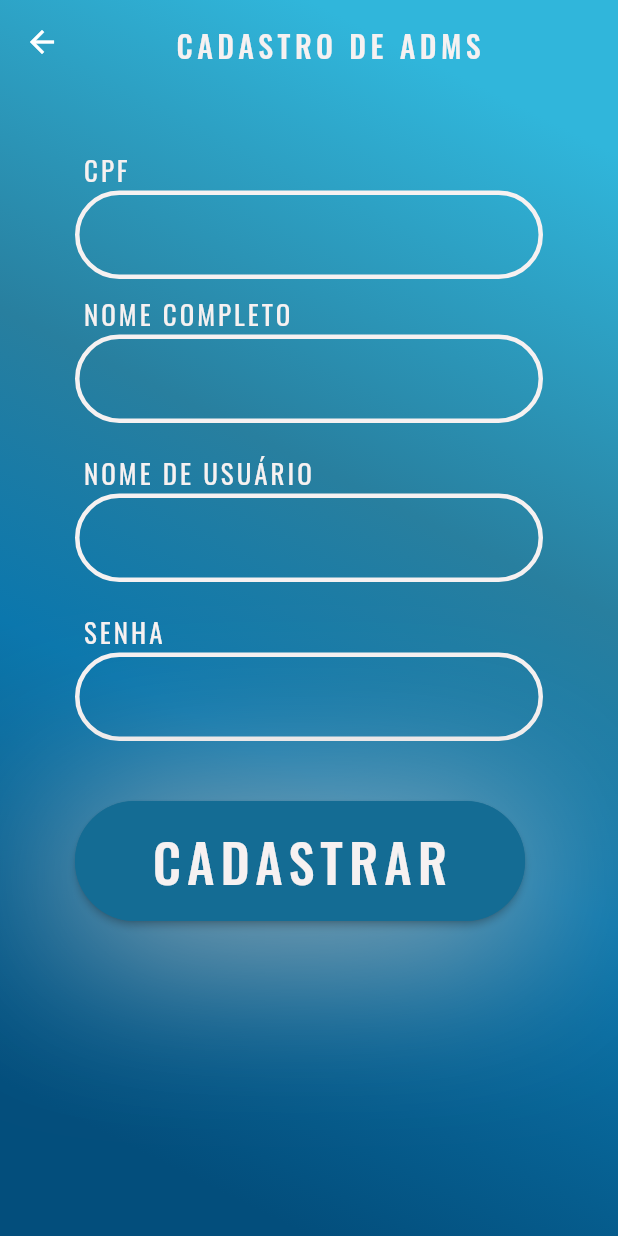
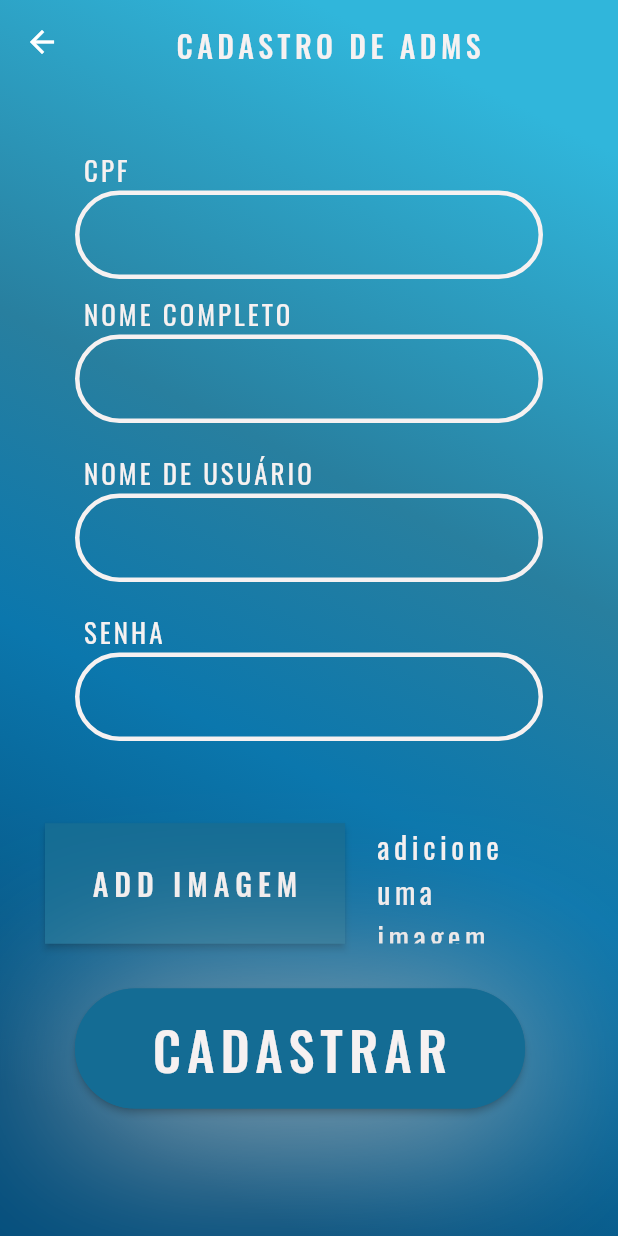
Before and after one commit to RafaelMendesDeveloper/Final_Project, a Flutter app: the SignUpAdminController screen opened by its route, on a phone screen of 412 x 824 dp. Run offline on Flutter 3.47's test engine with Material 2 defaults, Android fonts, the phone set to English and light mode, and no system bars; our stand-ins replace google_fonts, image_picker, shared_preferences, sqflite; accounts and stored records are empty.

```diff
--- a/projeto_final/analysis_options.yaml
+++ b/projeto_final/analysis_options.yaml
@@ -11,6 +11,9 @@ analyzer:
 # Include the rules for the old 'Effective Dart' over the 'Flutter Lints' style
 linter:
   rules:
+    - unawaited_futures
+    - discarded_futures
+    - unnecessary_await_in_return
     - prefer_single_quotes
     - camel_case_types
     - camel_case_extensions
--- a/projeto_final/lib/controller/list_dealerships.dart
+++ b/projeto_final/lib/controller/list_dealerships.dart
@@ -7,6 +7,7 @@ import '../model/database.dart';
 
 class DealershipListProvider with ChangeNotifier {
   DealershipListProvider({required Dealership? dealership}) {
+    // ignore: discarded_futures
     load();
   }
 
@@ -92,7 +93,7 @@ class DealershipListProvider with ChangeNotifier {
   Future<void> delete(int? id) async {
     final database = await getDatabase();
 
-    database.delete(
+    await database.delete(
       'dealership',
       where: 'id = ?',
       whereArgs: [id],
--- a/projeto_final/lib/controller/login_admin.dart
+++ b/projeto_final/lib/controller/login_admin.dart
@@ -1,10 +1,11 @@
 import 'package:flutter/material.dart';
+import 'package:image_picker/image_picker.dart';
 import '../../entities/admin.dart';
 import '../model/database.dart';
 
-
 class AdminProvider with ChangeNotifier {
   AdminProvider() {
+    // ignore: discarded_futures
     load();
   }
   final controller = AdminController();
@@ -13,7 +14,7 @@ class AdminProvider with ChangeNotifier {
   final _controllerAdminUserName = TextEditingController();
   final _controllerAdminName = TextEditingController();
   final _controllerPassword = TextEditingController();
-  final _controllerPhoto = TextEditingController();
+  String? _controllerPhoto;
 
   final _listAdmin = <Admin>[];
   List<Admin> get listAdmin => _listAdmin;
@@ -22,7 +23,7 @@ class AdminProvider with ChangeNotifier {
   TextEditingController get controllerAdminUserName => _controllerAdminUserName;
   TextEditingController get controllerAdminName => _controllerAdminName;
   TextEditingController get controllerPassword => _controllerPassword;
-  TextEditingController get controllerPhoto => _controllerPhoto;
+  String? get controllerPhoto => _controllerPhoto;
 
   Future<void> insert() async {
     final admin = Admin(
@@ -30,7 +31,7 @@ class AdminProvider with ChangeNotifier {
         username: controllerAdminUserName.text,
         fullName: controllerAdminName.text,
         password: controllerPassword.text,
-        photo: controllerPhoto.text);
+        photo: controllerPhoto);
 
     await controller.insert(admin);
     await load();
@@ -55,4 +56,13 @@ class AdminProvider with ChangeNotifier {
   bool fazerLogin() {
     return true;
   }
+
+  Future pickImage() async {
+    {
+      final image = await ImagePicker().pickImage(source: ImageSource.gallery);
+      if (image == null) return;
+      _controllerPhoto = image.path;
+    }
+    notifyListeners();
+  }
 }
--- a/projeto_final/lib/controller/theme_controller.dart
+++ b/projeto_final/lib/controller/theme_controller.dart
@@ -5,6 +5,7 @@ const appThemeModeKey = 'appThemeMode';
 
 class ThemeProvider extends ChangeNotifier {
   ThemeProvider() {
+    // ignore: discarded_futures
     _init();
   }
 
@@ -14,9 +15,9 @@ class ThemeProvider extends ChangeNotifier {
 
   bool get isLight => _isLight;
 
-  void toggleTheme() {
+  Future<void> toggleTheme() async {
     _isLight = !_isLight;
-    _sharedPreferences.setBool(appThemeModeKey, _isLight);
+    await _sharedPreferences.setBool(appThemeModeKey, _isLight);
     notifyListeners();
   }
 
--- a/projeto_final/lib/login_page.dart
+++ b/projeto_final/lib/login_page.dart
@@ -230,7 +230,7 @@ class LoginPage extends StatelessWidget {
                               isValid.password ==
                                   _loginState.passwordController.text) {
                             if (context.mounted) {
-                              Navigator.pushNamed(context, '/userpage');
+                              await Navigator.pushNamed(context, '/userpage');
                             }
                           } else {
                             if (context.mounted) {
@@ -336,8 +336,8 @@ class LoginPage extends StatelessWidget {
               Padding(
                 padding: const EdgeInsets.fromLTRB(0, 0, 0, 0),
                 child: TextButton(
-                  onPressed: () {
-                    Navigator.pushNamed(context, '/ownerlogin');
+                  onPressed: () async {
+                    await Navigator.pushNamed(context, '/ownerlogin');
                   },
                   child: Text(
                     'Entrar como Dono',
--- a/projeto_final/lib/model/database.dart
+++ b/projeto_final/lib/model/database.dart
@@ -128,8 +128,6 @@ class DealershipController {
 
     await database.insert(TabelDealership.tablename, map);
 
-    print('insert method done');
-
     return;
   }
 
--- a/projeto_final/lib/screen/owner/admin_signup.dart
+++ b/projeto_final/lib/screen/owner/admin_signup.dart
@@ -1,3 +1,5 @@
+import 'dart:io';
+
 import 'package:flutter/material.dart';
 import 'package:google_fonts/google_fonts.dart';
 import 'package:provider/provider.dart';
@@ -51,7 +53,7 @@ class SignUpAdminController extends StatelessWidget {
 class SignUpAdmin extends StatelessWidget {
   SignUpAdmin({super.key});
 
-  final _adminState = AdminProvider();
+  final adminState = AdminProvider();
   final _formKey = GlobalKey<FormState>();
 
   @override
@@ -90,7 +92,7 @@ class SignUpAdmin extends StatelessWidget {
                             ? Colors.black
                             : const Color.fromARGB(255, 246, 241, 241),
                       ),
-                      controller: _adminState.controllerCpf,
+                      controller: adminState.controllerCpf,
                       cursorColor: const Color.fromARGB(255, 246, 241, 241),
                       decoration: InputDecoration(
                         enabledBorder: OutlineInputBorder(
@@ -143,7 +145,7 @@ class SignUpAdmin extends StatelessWidget {
                             ? Colors.black
                             : const Color.fromARGB(255, 246, 241, 241),
                       ),
-                      controller: _adminState.controllerAdminName,
+                      controller: adminState.controllerAdminName,
                       cursorColor: const Color.fromARGB(255, 246, 241, 241),
                       decoration: InputDecoration(
                         enabledBorder: OutlineInputBorder(
@@ -196,7 +198,7 @@ class SignUpAdmin extends StatelessWidget {
                             ? Colors.black
                             : const Color.fromARGB(255, 246, 241, 241),
                       ),
-                      controller: _adminState.controllerAdminUserName,
+                      controller: adminState.controllerAdminUserName,
                       cursorColor: const Color.fromARGB(255, 246, 241, 241),
                       decoration: InputDecoration(
                         enabledBorder: OutlineInputBorder(
@@ -250,7 +252,7 @@ class SignUpAdmin extends StatelessWidget {
                             : const Color.fromARGB(255, 246, 241, 241),
                       ),
                       obscureText: true,
-                      controller: _adminState.controllerPassword,
+                      controller: adminState.controllerPassword,
                       cursorColor: const Color.fromARGB(255, 246, 241, 241),
                       decoration: InputDecoration(
                         enabledBorder: OutlineInputBorder(
@@ -280,6 +282,68 @@ class SignUpAdmin extends StatelessWidget {
                       },
                     ),
                   ),
+                  Container(
+                    margin:
+                        const EdgeInsets.only(left: 30, top: 35, bottom: 10),
+                    child: Row(
+                      children: [
+                        SizedBox(
+                          height: 80,
+                          width: 200,
+                          child: ElevatedButton(
+                            onPressed: () async {
+                              await adminState.pickImage();
+                            },
+                            style: ButtonStyle(
+                              backgroundColor: const MaterialStatePropertyAll(
+                                Color.fromARGB(255, 20, 108, 148),
+                              ),
+                              shape: MaterialStateProperty.all<
+                                  RoundedRectangleBorder>(
+                                const RoundedRectangleBorder(
+                                  side: BorderSide(
+                                    color: Color.fromARGB(255, 20, 108, 148),
+                                  ),
+                                ),
+                              ),
+                            ),
+                            child: Text(
+                              'ADD IMAGEM',
+                              style: GoogleFonts.oswald(
+                                fontSize: 20,
+                                letterSpacing: 4,
+                                color: const Color.fromARGB(255, 246, 241, 241),
+                              ),
+                            ),
+                          ),
+                        ),
+                        SizedBox(
+                          height: 80.0,
+                          width: 120.0,
+                          child: Padding(
+                            padding: const EdgeInsets.only(left: 20.0),
+                            child: adminState.controllerPhoto != null
+                                ? Image.file(
+                                    File(adminState.controllerPhoto!),
+                                    height:
+                                        MediaQuery.of(context).size.height / 10,
+                                  )
+                                : Center(
+                                    child: Text(
+                                      'adicione uma imagem',
+                                      style: GoogleFonts.oswald(
+                                        fontSize: 20,
+                                        letterSpacing: 3,
+                                        color: const Color.fromARGB(
+                                            255, 246, 241, 241),
+                                      ),
+                                    ),
+                                  ),
+                          ),
+                        ),
+                      ],
+                    ),
+                  ),
                   Padding(
                     padding: const EdgeInsets.fromLTRB(50, 20, 0, 20),
                     child: Row(
@@ -303,7 +367,7 @@ class SignUpAdmin extends StatelessWidget {
                             child: ElevatedButton(
                               onPressed: () async {
                                 if (_formKey.currentState!.validate()) {
-                                  await _adminState.insert();
+                                  await adminState.insert();
                                 }
                               },
                               style: ButtonStyle(
--- a/projeto_final/lib/screen/owner/form_signup.dart
+++ b/projeto_final/lib/screen/owner/form_signup.dart
@@ -73,7 +73,6 @@ class SignUpDealerships extends StatelessWidget {
 
     final flag = dealershipState.controllerDealershipName.text.isEmpty;
 
-    print(flag);
     return SingleChildScrollView(
       child: Column(
         children: [
@@ -342,7 +341,7 @@ class SignUpDealerships extends StatelessWidget {
                           width: 200,
                           child: ElevatedButton(
                             onPressed: () async {
-                              dealershipState.pickImage();
+                              await dealershipState.pickImage();
                             },
                             style: ButtonStyle(
                               backgroundColor: const MaterialStatePropertyAll(
@@ -375,7 +374,8 @@ class SignUpDealerships extends StatelessWidget {
                             child: dealershipState.controllerPhoto != null
                                 ? Image.file
                                 (File(dealershipState.controllerPhoto!),
-                                  height: MediaQuery.of(context).size.height / 10,)
+                                  height: MediaQuery.of(context)
+                                  .size.height / 10,)
                                 : Center(
                                     child: Text(
                                       'adicione uma imagem',
--- a/projeto_final/lib/screen/owner/login_owner.dart
+++ b/projeto_final/lib/screen/owner/login_owner.dart
@@ -254,8 +254,11 @@ class OwnerLogin extends StatelessWidget {
                         if (isValid != null &&
                             isValid.password ==
                                 _loginState.passwordController.text) {
-                          Navigator.pushNamed(context, '/ownerpage');
+                          if (context.mounted) {
+                            await Navigator.pushNamed(context, '/ownerpage');
+                          }
                         } else {
+                          if (context.mounted) {
                             return showDialog<void>(
                               context: context,
                               barrierDismissible: false,
@@ -335,6 +338,7 @@ class OwnerLogin extends StatelessWidget {
                             );
                           }
                         }
+                      }
                     },
                     style: ButtonStyle(
                       backgroundColor: const MaterialStatePropertyAll(
```
Also changed, not shown: projeto_final/lib/controller/signup_controllers.dart (+2 -30 lines), projeto_final/lib/screen/owner/dealerships.dart (+13 -12 lines), projeto_final/lib/screen/owner/owner_homepage.dart (+10 -10 lines), projeto_final/lib/screen/user/user_homepage.dart (+12 -12 lines). Lines whose indentation alone changed are shown as unchanged.
